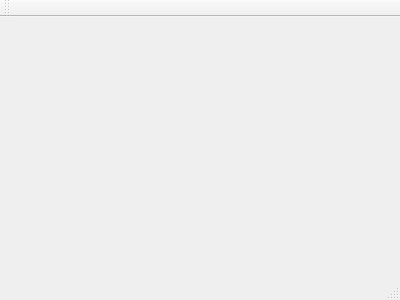
Above: mainwin.ui from limalayla/PadID_Humanitaire before the change. Below: the same form after it.
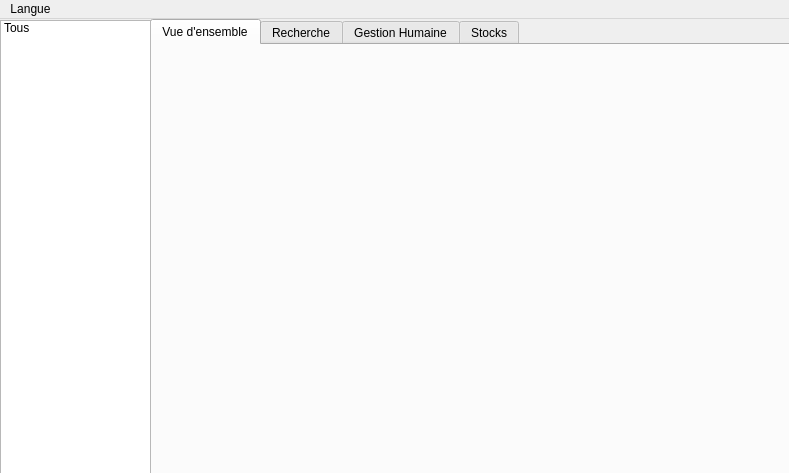
That is the form after the change.

Commit message: Avancée de l'interface

```diff
--- a/mainwin.ui
+++ b/mainwin.ui
@@ -1,24 +1,97 @@
 <ui version="4.0">
  <class>MainWin</class>
- <widget class="QMainWindow" name="MainWin" >
-  <property name="geometry" >
+ <widget class="QMainWindow" name="MainWin">
+  <property name="geometry">
    <rect>
     <x>0</x>
     <y>0</y>
-    <width>400</width>
-    <height>300</height>
+    <width>789</width>
+    <height>473</height>
    </rect>
   </property>
   <property name="windowTitle" >
    <string>MainWin</string>
   </property>
-  <widget class="QMenuBar" name="menuBar" />
-  <widget class="QToolBar" name="mainToolBar" />
-  <widget class="QWidget" name="centralWidget" />
-  <widget class="QStatusBar" name="statusBar" />
+  <widget class="QWidget" name="centralWidget">
+   <widget class="QTabWidget" name="onglets">
+    <property name="geometry">
+     <rect>
+      <x>150</x>
+      <y>0</y>
+      <width>641</width>
+      <height>461</height>
+     </rect>
+    </property>
+    <property name="currentIndex">
+     <number>0</number>
+    </property>
+    <widget class="QWidget" name="tab_vueEns">
+     <attribute name="title">
+      <string>Vue d'ensemble</string>
+     </attribute>
+    </widget>
+    <widget class="QWidget" name="tab_rech">
+     <attribute name="title">
+      <string>Recherche</string>
+     </attribute>
+    </widget>
+    <widget class="QWidget" name="tab_gestHum">
+     <attribute name="title">
+      <string>Gestion Humaine</string>
+     </attribute>
+    </widget>
+    <widget class="QWidget" name="tab_stock">
+     <attribute name="title">
+      <string>Stocks</string>
+     </attribute>
+    </widget>
+   </widget>
+   <widget class="QListWidget" name="list_camps">
+    <property name="geometry">
+     <rect>
+      <x>0</x>
+      <y>1</y>
+      <width>151</width>
+      <height>461</height>
+     </rect>
+    </property>
+    <item>
+     <property name="text">
+      <string>Tous</string>
+     </property>
+    </item>
+   </widget>
+  </widget>
+  <widget class="QMenuBar" name="menuBar">
+   <property name="geometry">
+    <rect>
+     <x>0</x>
+     <y>0</y>
+     <width>789</width>
+     <height>20</height>
+    </rect>
+   </property>
+   <widget class="QMenu" name="menuLangue">
+    <property name="title">
+     <string>Langue</string>
+    </property>
+    <addaction name="actionFran_ais"/>
+    <addaction name="actionAnglais"/>
+   </widget>
+   <addaction name="menuLangue"/>
+  </widget>
+  <action name="actionFran_ais">
+   <property name="text">
+    <string>Français</string>
+   </property>
+  </action>
+  <action name="actionAnglais">
+   <property name="text">
+    <string>Anglais</string>
+   </property>
+  </action>
  </widget>
- <layoutDefault spacing="6" margin="11" />
- <pixmapfunction></pixmapfunction>
+ <layoutdefault spacing="6" margin="11"/>
  <resources/>
  <connections/>
 </ui>
```
Left out of the diff: 3 changed lines with no effect on the pictures.
